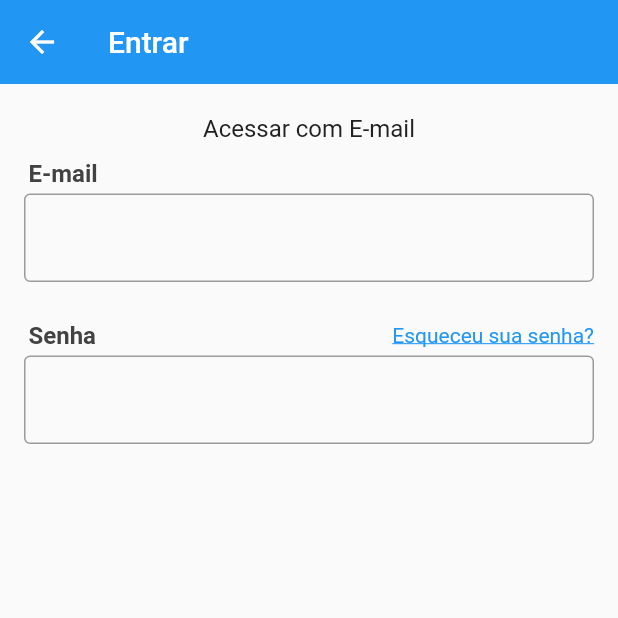
After one commit to MatheusMoreiraf/xlo-flutter, a Flutter app: the screen it shows after launch, in the side drawer, after a tap on "Acesse sua conta agra!", on a phone screen of 412 x 824 dp, the top half of it. The commit adds this screen. Run offline on Flutter 3.47's test engine with Material 2 defaults, Android fonts, the phone set to English and light mode, and no system bars; our stand-ins replace brasil_fields, rxdart.

Commit message:
Starting the Login Screen

```diff
--- a/lib/common/custom_drawer/widgets/custom_header.dart
+++ b/lib/common/custom_drawer/widgets/custom_header.dart
@@ -1,9 +1,13 @@
 import 'package:flutter/material.dart';
+import 'package:xlo/screens/login/login_screen.dart';
 
 class CustomHeader extends StatelessWidget {
   @override
   Widget build(BuildContext context) {
-    return Container(
+    return GestureDetector(
+      onTap: () => Navigator.of(context)
+          .push(MaterialPageRoute(builder: (context) => LoginScreen())),
+      child: Container(
         height: 115,
         padding: const EdgeInsets.only(left: 40),
         color: Theme.of(context).primaryColor,
@@ -39,6 +43,7 @@ class CustomHeader extends StatelessWidget {
             )
           ],
         ),
+      ),
     );
   }
 }
--- /dev/null
+++ b/lib/screens/login/login_screen.dart
@@ -0,0 +1,99 @@
+import 'package:flutter/cupertino.dart';
+import 'package:flutter/material.dart';
+
+class LoginScreen extends StatefulWidget {
+  @override
+  _LoginScreenState createState() => _LoginScreenState();
+}
+
+class _LoginScreenState extends State<LoginScreen> {
+  @override
+  Widget build(BuildContext context) {
+    return Scaffold(
+      appBar: AppBar(
+        elevation: 0,
+        title: const Text('Entrar'),
+      ),
+      body: SingleChildScrollView(
+        child: Padding(
+          padding: const EdgeInsets.symmetric(horizontal: 16),
+          child: Column(
+            crossAxisAlignment: CrossAxisAlignment.stretch,
+            children: <Widget>[
+              Padding(
+                padding: const EdgeInsets.only(top: 20, bottom: 11),
+                child: Text(
+                  'Acessar com E-mail',
+                  textAlign: TextAlign.center,
+                  style: TextStyle(fontSize: 16, color: Colors.grey[900]),
+                ),
+              ),
+              Padding(
+                padding: const EdgeInsets.only(left: 3, bottom: 4),
+                child: Text(
+                  'E-mail',
+                  style: TextStyle(
+                    color: Colors.grey[800],
+                    fontSize: 16,
+                    fontWeight: FontWeight.w700,
+                  ),
+                ),
+              ),
+              StreamBuilder(
+                builder: (context, snapshot) {
+                  return TextField(
+                    keyboardType: TextInputType.emailAddress,
+                    autocorrect: false,
+                    decoration: InputDecoration(
+                      border: const OutlineInputBorder(),
+                    ),
+                  );
+                },
+              ),
+              Padding(
+                padding: const EdgeInsets.only(left: 3, bottom: 4, top: 26),
+                child: Row(
+                  children: <Widget>[
+                    Expanded(
+                      child: Text(
+                        'Senha',
+                        style: TextStyle(
+                            color: Colors.grey[800],
+                            fontSize: 16,
+                            fontWeight: FontWeight.w700),
+                      ),
+                    ),
+                    GestureDetector(
+                      child: Text(
+                        'Esqueceu sua senha?',
+                        style: TextStyle(
+                          decoration: TextDecoration.underline,
+                          color: Theme.of(context).primaryColor,
+                        ),
+                      ),
+                      onTap: () {
+//                        Navigator.of(context).push(MaterialPageRoute(
+//                            builder: (context) => RecoveryScreen()));
+                      },
+                    ),
+                  ],
+                ),
+              ),
+              StreamBuilder(
+                builder: (context, snapshot) {
+                  return TextField(
+                    autocorrect: false,
+                    obscureText: true,
+                    decoration: InputDecoration(
+                      border: const OutlineInputBorder(),
+                    ),
+                  );
+                },
+              ),
+            ],
+          ),
+        ),
+      ),
+    );
+  }
+}
```
Lines whose indentation alone changed are shown as unchanged.
